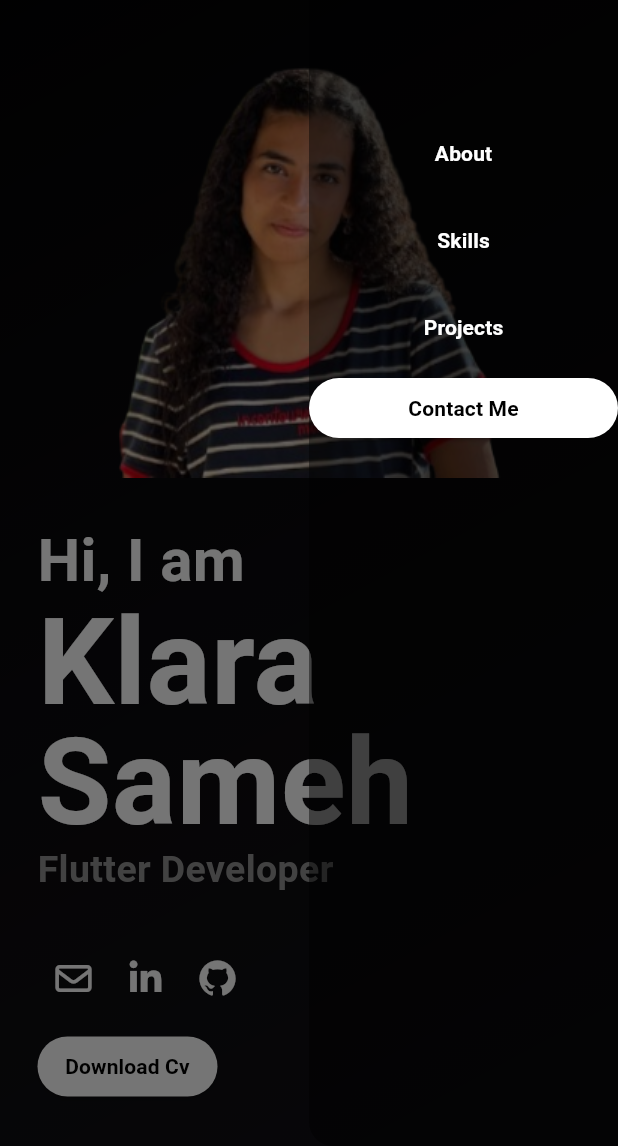
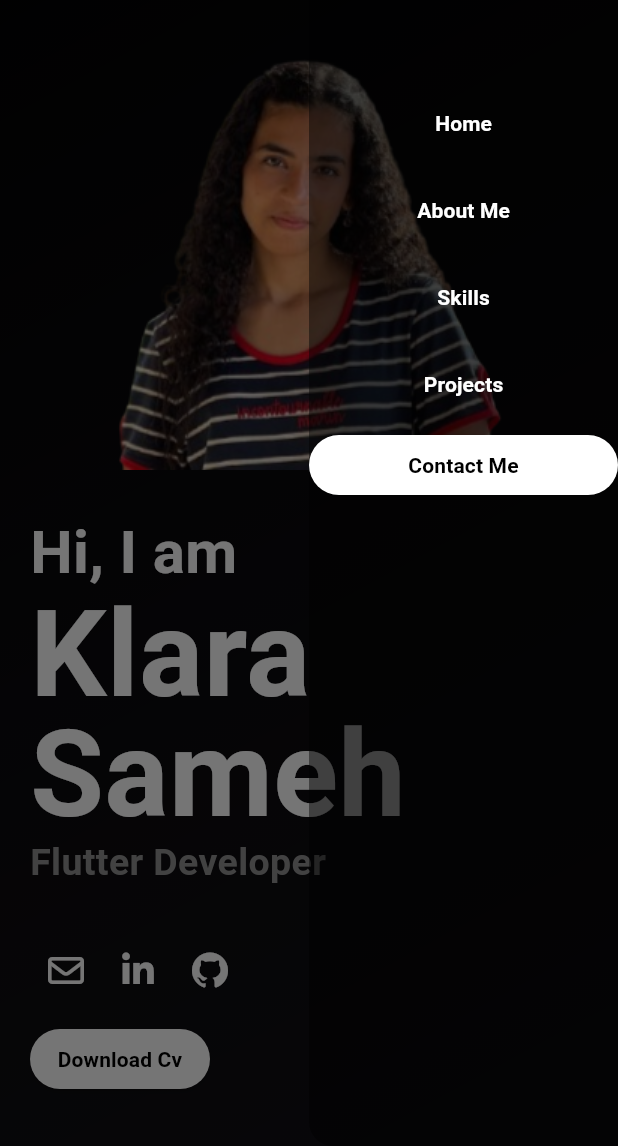
Before and after one commit to klarasameh1/Portfolio, a Flutter app: the screen it shows after launch, with the side drawer open, on a phone screen of 412 x 824 dp, the part 90-1236 px from its top. Run offline on Flutter 3.47's test engine with Material 3 defaults, Android fonts, the phone set to English and light mode, and no system bars; our stand-ins replace font_awesome_flutter.

Commit message:
scrolling with buttons added

```diff
--- a/lib/pages/Home/homePage.dart
+++ b/lib/pages/Home/homePage.dart
@@ -3,10 +3,8 @@ import 'package:my_portfolio/pages/About/aboutPage.dart';
 import 'package:my_portfolio/pages/Home/DesktopAppbar.dart';
 import 'package:my_portfolio/pages/Home/mobile/mobileAppbar.dart';
 import 'package:my_portfolio/pages/Home/mobile/mobileDrawer.dart';
-import '../../widgets/bordered_flat_button.dart';
 import '../Skills/skillsPage.dart';
 import 'about_me_content.dart';
-import 'appBarbutton.dart';
 
 class HomePage extends StatefulWidget {
   const HomePage({super.key});
@@ -16,7 +14,11 @@ class HomePage extends StatefulWidget {
 }
 
 class _HomePageState extends State<HomePage> {
+
   final scaffoldKey = GlobalKey<ScaffoldState>() ;
+  final scrollController = ScrollController();
+  final List<GlobalKey> navbarKeys = List.generate(5, (index)=> GlobalKey() );
+
   @override
   Widget build(BuildContext context) {
     final screenWidth = MediaQuery.of(context).size.width;
@@ -26,14 +28,17 @@ class _HomePageState extends State<HomePage> {
       appBar:  PreferredSize(
         preferredSize: Size.fromHeight(60),
         child: screenWidth > 800
-            ? CustomAppbar()
+            ? DesktopAppBar(onNavItemTapped: (int navIndex){scrollTo(navIndex);},)
             : MobileAppBar(
               onMenuTap: (){
                 scaffoldKey.currentState?.openEndDrawer();
               },
             )
       ),
-      endDrawer: MobileDrawer(), // for mobiles
+      endDrawer: MobileDrawer(onNavItemTapped: (int navIndex){
+        scaffoldKey.currentState?.openEndDrawer();
+        scrollTo(navIndex);},
+      ),
 
       body: Container(
         decoration: const BoxDecoration(
@@ -46,9 +51,14 @@ class _HomePageState extends State<HomePage> {
             ],
           ),
         ),
-        child: ListView(
-          padding: const EdgeInsets.all(25),
+        child: Padding(
+          padding: const EdgeInsets.all(20),
+          child: SingleChildScrollView(
+            controller: scrollController,
+            scrollDirection: Axis.vertical,
+            child: Column(
               children: [
+                SizedBox(key: navbarKeys.first,),
                 SizedBox(width: 40),
                 // Responsive layout
                 screenWidth > 800
@@ -77,13 +87,23 @@ class _HomePageState extends State<HomePage> {
                 ),
 
                 const SizedBox(height: 80),
-            const AboutPage(),
+                AboutPage(key: navbarKeys[1],),
 
                 const SizedBox(height: 80),
-            const SkillsPage(),
+                SkillsPage(key: navbarKeys[2],),
               ],
+            ),
+          ),
         ),
       ),
     );
   }
+  void scrollTo(int navIndex){
+    final key = navbarKeys[navIndex] ;
+    Scrollable.ensureVisible(
+        key.currentContext!,
+        duration: const Duration(milliseconds: 500),
+      curve: Curves.easeInOut
+    );
   }
+}
--- a/lib/pages/Home/mobile/mobileDrawer.dart
+++ b/lib/pages/Home/mobile/mobileDrawer.dart
@@ -4,7 +4,8 @@ import '../../../widgets/bordered_flat_button.dart';
 import '../appBarbutton.dart';
 
 class MobileDrawer extends StatelessWidget {
-  const MobileDrawer({super.key});
+  const MobileDrawer({super.key, required this.onNavItemTapped});
+  final Function(int) onNavItemTapped ;
 
   @override
   Widget build(BuildContext context) {
@@ -27,14 +28,16 @@ class MobileDrawer extends StatelessWidget {
               ),
             ),
           ),
-          SizedBox(height: 50,),
-          AppBarButton(label: "About", onTap: (){}),
+          SizedBox(height: 30,),
+          AppBarButton(label: "Home", onTap: (){onNavItemTapped(0);}),
           SizedBox(height: 10,),
-          AppBarButton(label: "Skills", onTap: (){}),
+          AppBarButton(label: "About Me", onTap: (){onNavItemTapped(1);}),
           SizedBox(height: 10,),
-          AppBarButton(label: "Projects", onTap: (){}),
+          AppBarButton(label: "Skills", onTap: (){onNavItemTapped(2);}),
           SizedBox(height: 10,),
-          BorderedFlatButton(title: "Contact Me", onTap: (){}, width: 140, height: 40),
+          AppBarButton(label: "Projects", onTap: (){onNavItemTapped(3);}),
+          SizedBox(height: 10,),
+          BorderedFlatButton(title: "Contact Me", onTap: (){onNavItemTapped(4);}, width: 140, height: 40),
         ],
       ),
     );
```
Also changed, not shown: lib/pages/Home/DesktopAppbar.dart (+9 -5 lines). Lines whose indentation alone changed are shown as unchanged.
